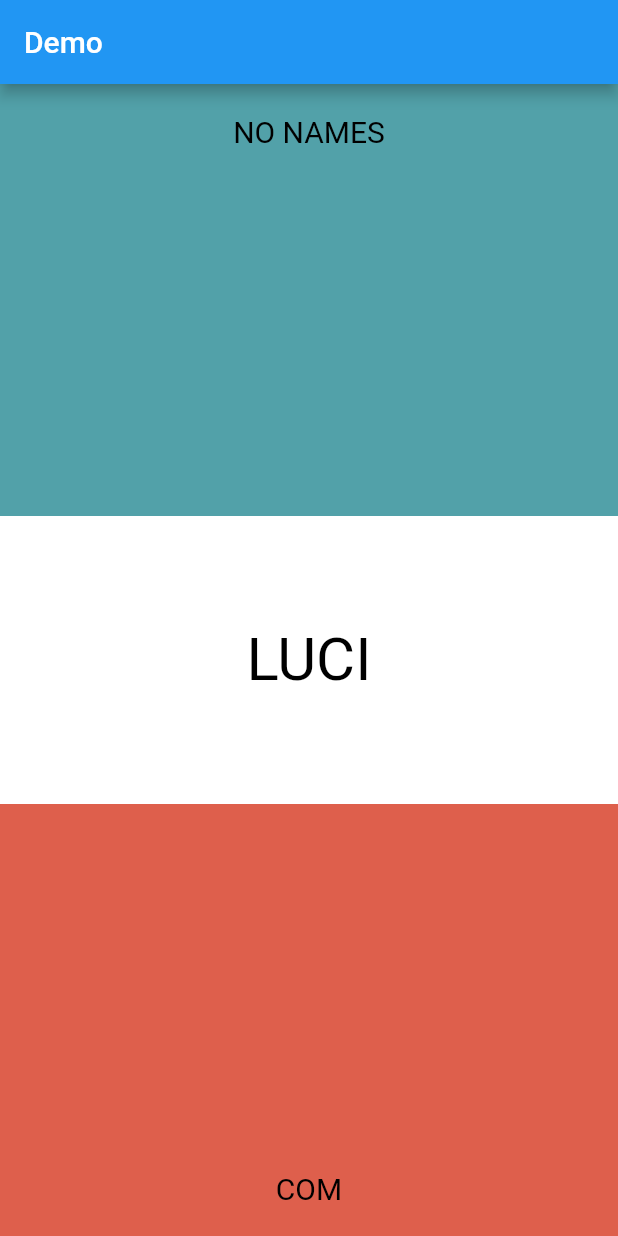
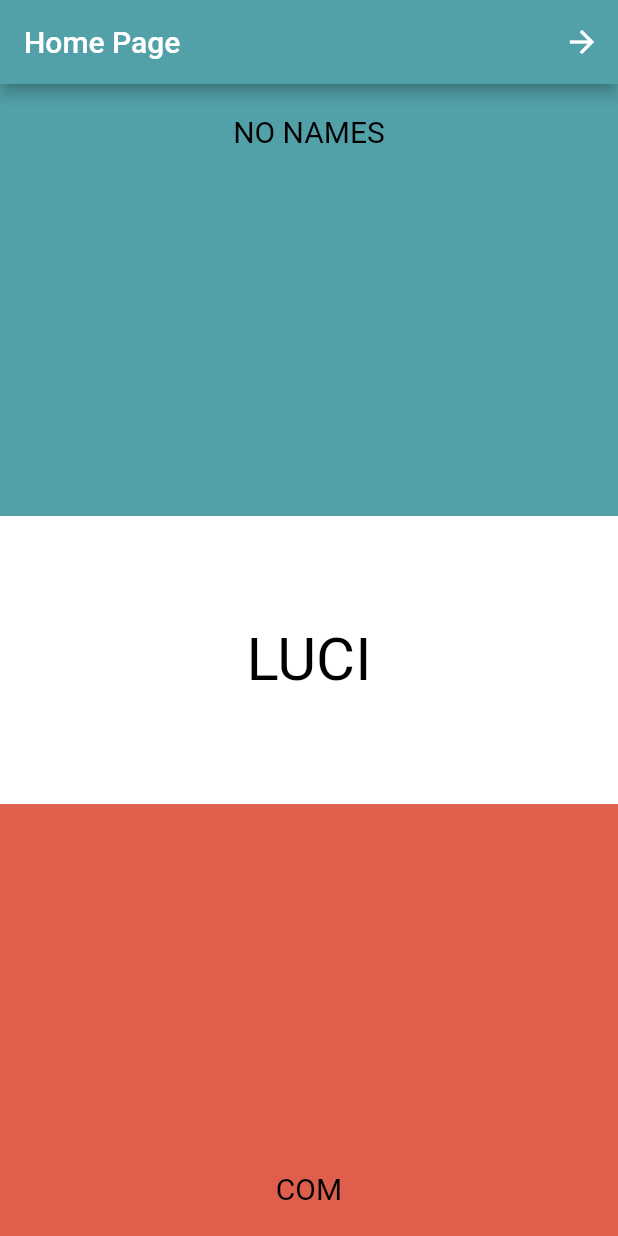
Before and after one commit to Demon988/DemoFlutter, a Flutter app: the screen it shows after launch, on a phone screen of 412 x 824 dp. Run offline on Flutter 3.47's test engine with Material 2 defaults, Android fonts, the phone set to English and light mode, and no system bars.

```diff
--- /dev/null
+++ b/demoapp/lib/home_page.dart
@@ -0,0 +1,77 @@
+import 'package:demoapp/square_page.dart';
+import 'package:flutter/material.dart';
+
+class HomePage extends StatefulWidget {
+  @override
+  _HomePageState createState() => _HomePageState();
+}
+
+class _HomePageState extends State<HomePage> {
+  @override
+  Widget build(BuildContext context) {
+    Size size = MediaQuery.of(context).size;
+    return Scaffold(
+      appBar: AppBar(
+        title: Text("Home Page"),
+        backgroundColor: Color(0xff52A1A9),
+        actions: <Widget>[
+          IconButton(
+              icon: Icon(Icons.arrow_forward),
+              onPressed: () {
+                Navigator.push(context,
+                    MaterialPageRoute(builder: (context) => SquarePage()));
+              })
+        ],
+      ),
+      body: Container(
+        width: MediaQuery.of(context).size.width,
+        child: Column(
+          mainAxisAlignment: MainAxisAlignment.center,
+          children: <Widget>[
+            Expanded(
+              flex: 6,
+              child: Container(
+                width: size.width,
+                padding: EdgeInsets.symmetric(vertical: 20),
+                child: Text(
+                  "NO NAMES",
+                  textAlign: TextAlign.center,
+                  style: TextStyle(color: Colors.black, fontSize: 20),
+                ),
+                decoration: BoxDecoration(color: Color(0xff52A1A9)),
+              ),
+            ),
+            Expanded(
+              flex: 4,
+              child: Container(
+                width: size.width,
+                child: Center(
+                  child: Text(
+                    "LUCI",
+                    textAlign: TextAlign.center,
+                    style: TextStyle(color: Colors.black, fontSize: 40),
+                  ),
+                ),
+                decoration: BoxDecoration(color: Colors.white),
+              ),
+            ),
+            Expanded(
+              flex: 6,
+              child: Container(
+                padding: EdgeInsets.symmetric(vertical: 20),
+                alignment: Alignment.bottomCenter,
+                width: size.width,
+                child: Text(
+                  "COM",
+                  textAlign: TextAlign.center,
+                  style: TextStyle(color: Colors.black, fontSize: 20),
+                ),
+                decoration: BoxDecoration(color: Color(0xffDE5F4C)),
+              ),
+            ),
+          ],
+        ),
+      ),
+    );
+  }
+}
--- a/demoapp/lib/main.dart
+++ b/demoapp/lib/main.dart
@@ -1,3 +1,4 @@
+import 'package:demoapp/home_page.dart';
 import 'package:flutter/material.dart';
 
 void main() => runApp(MyApp());
@@ -11,73 +12,7 @@ class MyApp extends StatelessWidget {
       theme: ThemeData(
         primarySwatch: Colors.blue,
       ),
-      home: MyHomePage(),
+      home: HomePage(),
     );
   }
 }
-
-class MyHomePage extends StatefulWidget {
-  @override
-  _State createState() => _State();
-}
-
-class _State extends State {
-  @override
-  Widget build(BuildContext context) {
-    Size size = MediaQuery.of(context).size;
-    return Scaffold(
-      appBar: AppBar(
-        title: Text("Demo"),
-      ),
-      body: Container(
-        width: MediaQuery.of(context).size.width,
-        child: Column(
-          mainAxisAlignment: MainAxisAlignment.center,
-          children: <Widget>[
-            Expanded(
-              flex: 6,
-              child: Container(
-                width: size.width,
-                padding: EdgeInsets.symmetric(vertical: 20),
-                child: Text(
-                  "NO NAMES",
-                  textAlign: TextAlign.center,
-                  style: TextStyle(color: Colors.black, fontSize: 20),
-                ),
-                decoration: BoxDecoration(color: Color(0xff52A1A9)),
-              ),
-            ),
-            Expanded(
-              flex: 4,
-              child: Container(
-                width: size.width,
-                child: Center(
-                  child: Text(
-                    "LUCI",
-                    textAlign: TextAlign.center,
-                    style: TextStyle(color: Colors.black, fontSize: 40),
-                  ),
-                ),
-                decoration: BoxDecoration(color: Colors.white),
-              ),
-            ),
-            Expanded(
-              flex: 6,
-              child: Container(
-                padding: EdgeInsets.symmetric(vertical: 20),
-                alignment: Alignment.bottomCenter,
-                width: size.width,
-                child: Text(
-                  "COM",
-                  textAlign: TextAlign.center,
-                  style: TextStyle(color: Colors.black, fontSize: 20),
-                ),
-                decoration: BoxDecoration(color: Color(0xffDE5F4C)),
-              ),
-            ),
-          ],
-        ),
-      ),
-    );
-  }
-}
```
Also changed, not shown: demoapp/lib/color_item.dart (added, +29 -0 lines), demoapp/lib/linear_gradiant_page.dart (added, +48 -0 lines), demoapp/lib/square_page.dart (added, +112 -0 lines).
